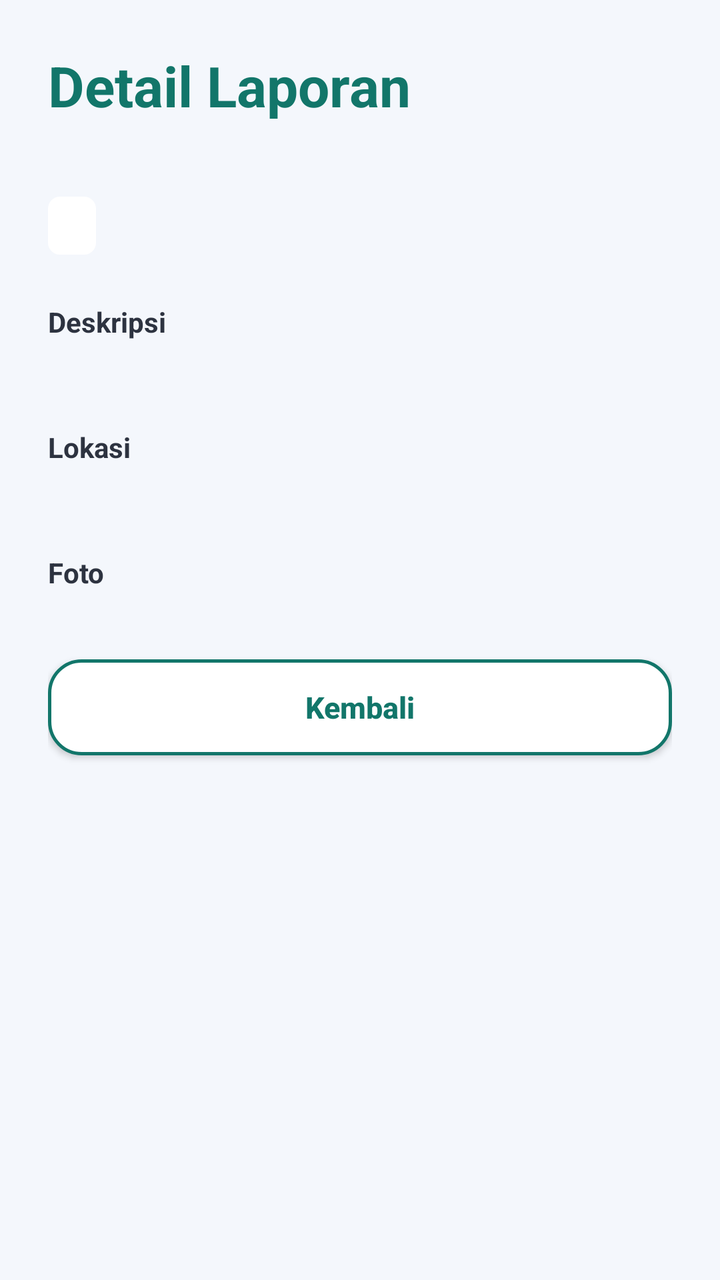
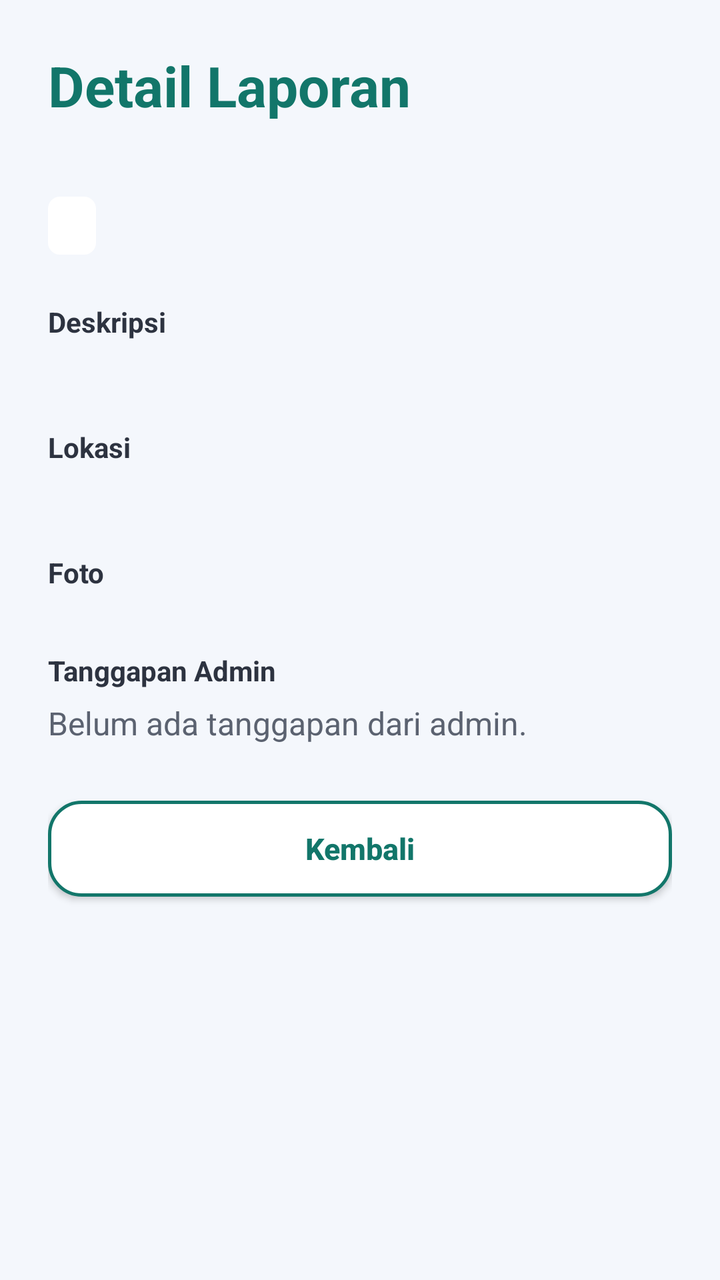

Before-and-after screenshots of an Android layout around one commit, followed by the original layout XML and the change that was made.
<!-- AndroidManifest.xml: application theme Theme.JagaKampung -->
<!-- res/layout/activity_warga_detail_laporan.xml -->
<?xml version="1.0" encoding="utf-8"?>
<ScrollView xmlns:android="http://schemas.android.com/apk/res/android"
    android:layout_width="match_parent"
    android:layout_height="match_parent"
    android:background="@color/lp_bg"
    android:fillViewport="true"
    android:fitsSystemWindows="true">

    <LinearLayout
        android:layout_width="match_parent"
        android:layout_height="wrap_content"
        android:orientation="vertical"
        android:padding="24dp">

        <TextView
            android:id="@+id/tvJudul"
            style="@style/LpJudulHalaman"
            android:text="Detail Laporan" />

        <TextView
            android:id="@+id/tvInfo"
            style="@style/LpSubJudul"
            android:layout_marginTop="6dp"
            android:textSize="14sp" />

        <TextView
            android:id="@+id/tvStatus"
            android:layout_width="wrap_content"
            android:layout_height="wrap_content"
            android:layout_marginTop="12dp"
            android:background="@drawable/lp_bg_badge"
            android:paddingStart="12dp"
            android:paddingTop="5dp"
            android:paddingEnd="12dp"
            android:paddingBottom="5dp"
            android:textSize="14sp"
            android:textStyle="bold" />

        <TextView
            style="@style/LpLabel"
            android:layout_marginTop="24dp"
            android:text="Deskripsi" />

        <TextView
            android:id="@+id/tvDeskripsi"
            style="@style/LpSubJudul"
            android:textColor="@color/lp_text" />

        <TextView
            style="@style/LpLabel"
            android:text="Lokasi" />

        <TextView
            android:id="@+id/tvLokasi"
            style="@style/LpSubJudul"
            android:textColor="@color/lp_text" />

        <TextView
            style="@style/LpLabel"
            android:text="Foto" />

        <ImageView
            android:id="@+id/ivFoto"
            android:layout_width="match_parent"
            android:layout_height="wrap_content"
            android:adjustViewBounds="true"
            android:contentDescription="Foto laporan"
            android:visibility="gone" />

        <TextView
            android:id="@+id/tvFotoKosong"
            style="@style/LpSubJudul"
            android:text="Tidak ada foto"
            android:visibility="gone" />

        <androidx.appcompat.widget.AppCompatButton
            android:id="@+id/btnKembali"
            style="@style/LpTombolOutline"
            android:layout_marginTop="28dp"
            android:text="Kembali" />
    </LinearLayout>
</ScrollView>
<!-- resources referenced by this layout -->
<resources>
  <color name="lp_bg">#F4F7FC</color>
  <color name="lp_text">#2D3340</color>
  <!-- drawable lp_bg_badge (drawable) -->
  <?xml version="1.0" encoding="utf-8"?>
  <shape xmlns:android="http://schemas.android.com/apk/res/android" android:shape="rectangle">
      <solid android:color="@color/lp_white" />
      <corners android:radius="6dp" />
  </shape>
  <style name="LpJudulHalaman">
          <item name="android:layout_width">match_parent</item>
          <item name="android:layout_height">wrap_content</item>
          <item name="android:textColor">@color/lp_primary</item>
          <item name="android:textSize">28sp</item>
          <item name="android:textStyle">bold</item>
      </style>
  <style name="LpLabel">
          <item name="android:layout_width">match_parent</item>
          <item name="android:layout_height">wrap_content</item>
          <item name="android:layout_marginTop">16dp</item>
          <item name="android:layout_marginBottom">6dp</item>
          <item name="android:textColor">@color/lp_text</item>
          <item name="android:textSize">14sp</item>
          <item name="android:textStyle">bold</item>
      </style>
  <style name="LpSubJudul">
          <item name="android:layout_width">match_parent</item>
          <item name="android:layout_height">wrap_content</item>
          <item name="android:textColor">@color/lp_subtext</item>
          <item name="android:textSize">16sp</item>
      </style>
  <style name="LpTombolOutline">
          <item name="android:layout_width">match_parent</item>
          <item name="android:layout_height">wrap_content</item>
          <item name="android:minHeight">48dp</item>
          <item name="android:background">@drawable/lp_bg_button_outline</item>
          <item name="android:textColor">@color/lp_primary</item>
          <item name="android:textSize">15sp</item>
          <item name="android:textStyle">bold</item>
          <item name="android:textAllCaps">false</item>
      </style>
  <style name="Theme.JagaKampung" parent="Theme.MaterialComponents.Light.NoActionBar">
          <item name="colorPrimary">@color/teal_primary</item>
          <item name="colorPrimaryDark">@color/teal_dark</item>
          <item name="colorAccent">@color/teal_primary</item>
          <item name="android:windowBackground">@color/background</item>
          <item name="android:textColorPrimary">@color/text_primary</item>
          <item name="android:textColorSecondary">@color/text_secondary</item>
          <item name="android:textColorHint">@color/text_secondary</item>
          <item name="colorOnSurface">@color/text_primary</item>
          <item name="colorOnBackground">@color/text_primary</item>
          <item name="colorControlNormal">@color/text_secondary</item>
          <item name="android:forceDarkAllowed">false</item>
          <item name="android:windowOptOutEdgeToEdgeEnforcement">true</item>
          <item name="android:statusBarColor">@color/teal_dark</item>
          <item name="android:navigationBarColor">@color/surface</item>
      </style>
  <color name="lp_white">#FFFFFF</color>
  <color name="lp_primary">#12766A</color>
  <color name="lp_subtext">#5B6270</color>
  <!-- drawable lp_bg_button_outline (drawable) -->
  <?xml version="1.0" encoding="utf-8"?>
  <shape xmlns:android="http://schemas.android.com/apk/res/android" android:shape="rectangle">
      <solid android:color="@color/lp_white" />
      <stroke android:width="1.5dp" android:color="@color/lp_primary" />
      <corners android:radius="16dp" />
  </shape>
  <color name="teal_primary">#10766B</color>
  <color name="teal_dark">#0E766D</color>
  <color name="background">#F4F7FC</color>
  <color name="text_primary">#444853</color>
  <color name="text_secondary">#4E525D</color>
  <color name="surface">#FFFFFF</color>
</resources>

<!-- the commit's change to res/layout/activity_warga_detail_laporan.xml (unified diff, before → after) -->
@@ -73,6 +73,22 @@
             android:text="Tidak ada foto"
             android:visibility="gone" />
 
+        <TextView
+            style="@style/LpLabel"
+            android:layout_marginTop="24dp"
+            android:text="Tanggapan Admin" />
+
+        <LinearLayout
+            android:id="@+id/boxTanggapan"
+            android:layout_width="match_parent"
+            android:layout_height="wrap_content"
+            android:orientation="vertical" />
+
+        <TextView
+            android:id="@+id/tvTanggapanKosong"
+            style="@style/LpSubJudul"
+            android:text="Belum ada tanggapan dari admin." />
+
         <androidx.appcompat.widget.AppCompatButton
             android:id="@+id/btnKembali"
             style="@style/LpTombolOutline"
